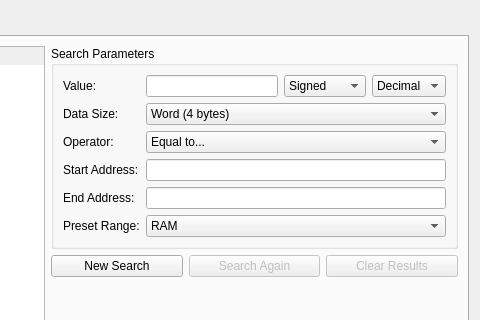
First picture: the form in src/duckstation-qt/cheatmanagerdialog.ui, repository kofxi3584karlayang/duckstation, before the edit; both pictures show x 384 to 864 and y 0 to 320 of the 864 by 599 pixel window.
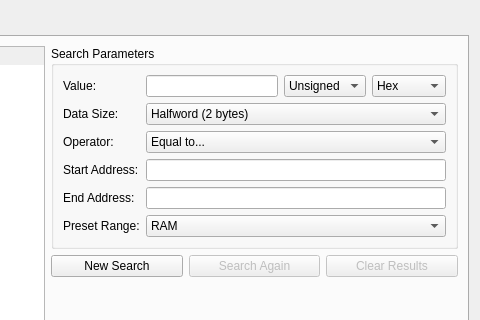
Second picture: the form after the edit. The open tabs and pages were chosen to show the change.

Commit message: Qt/CheatManager: Default to unsigned/hex/halfword

The edit to the form file:
```diff
--- a/src/duckstation-qt/cheatmanagerdialog.ui
+++ b/src/duckstation-qt/cheatmanagerdialog.ui
@@ -202,6 +202,9 @@
                   </item>
                   <item>
                    <widget class="QComboBox" name="scanValueSigned">
+                    <property name="currentIndex">
+                     <number>1</number>
+                    </property>
                     <item>
                      <property name="text">
                       <string>Signed</string>
@@ -216,6 +219,9 @@
                   </item>
                   <item>
                    <widget class="QComboBox" name="scanValueBase">
+                    <property name="currentIndex">
+                     <number>1</number>
+                    </property>
                     <item>
                      <property name="text">
                       <string>Decimal</string>
@@ -240,7 +246,7 @@
                 <item row="2" column="1">
                  <widget class="QComboBox" name="scanSize">
                   <property name="currentIndex">
-                   <number>2</number>
+                   <number>1</number>
                   </property>
                   <item>
                    <property name="text">
```
Left out of the diff: 2 changed lines with no effect on the pictures. The commit also changes 1 other file.
